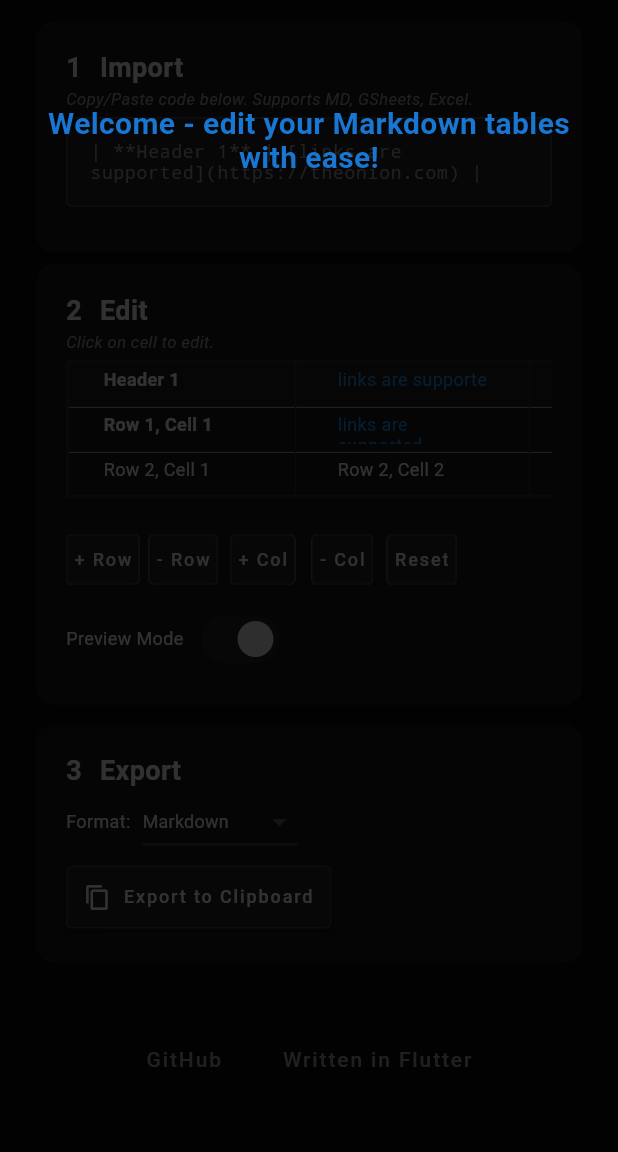
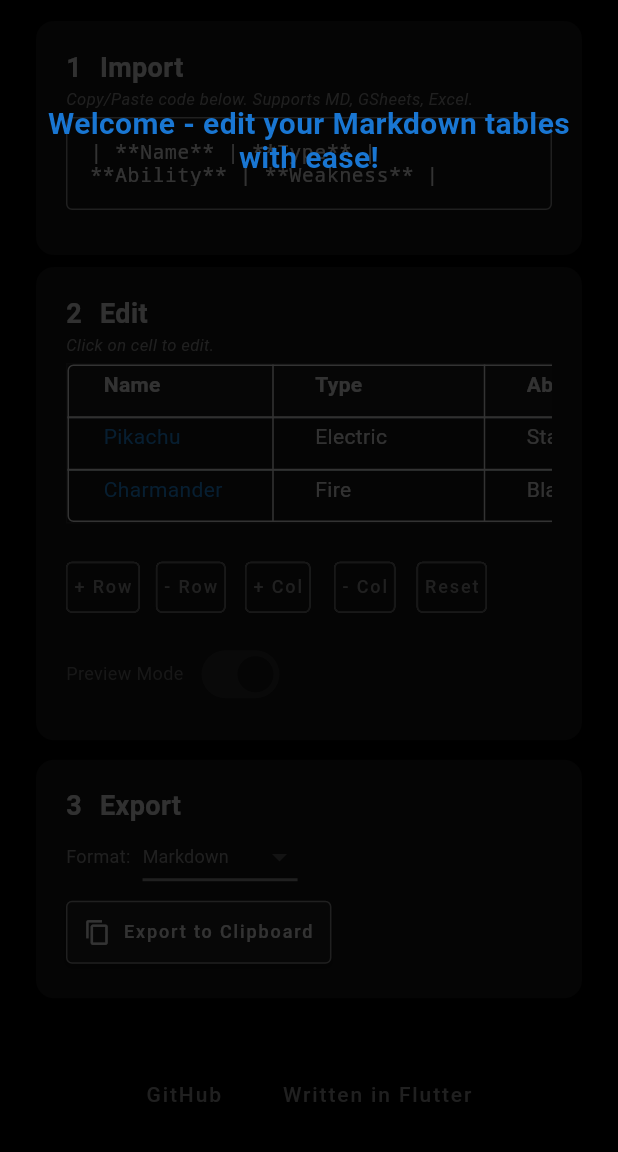
Before and after one commit to philfung/markdown-table-editor, a Flutter app: the screen it shows after launch, on a phone screen of 412 x 824 dp, the part 84-1236 px from its top. Run offline on Flutter 3.47's test engine with Material 3 defaults, Android fonts, the phone set to English and light mode, and no system bars; drawn by our look-alikes of flutter_markdown; our stand-ins replace flutter_svg; missing offline and left inert: dart:html.

Commit message:
fit and finish

```diff
--- a/lib/main.dart
+++ b/lib/main.dart
@@ -1,8 +1,6 @@
 import 'package:flutter/material.dart';
 import 'package:flutter/services.dart';
 import 'package:flutter_svg/flutter_svg.dart';
-import 'package:flutter_markdown/flutter_markdown.dart';
-import 'package:url_launcher/url_launcher.dart';
 import 'data_parser.dart';
 import 'styles.dart';
 import 'widgets/table_card.dart';
@@ -15,11 +13,11 @@ import 'widgets/footer.dart';
 const String appTitle = 'Markdown Table Editor';
 const String onboardingWelcomeMessage = 'Welcome - edit your Markdown tables with ease!';
 List<List<String>> tableDefaultData = [
-  ['**Header 1**', '[links are supported](https://theonion.com)', '**Header 3**'],
-  ['**Row 1, Cell 1**', '[links are supported](https://theonion.com)', 'Row 1, Cell 3'],
-  ['Row 2, Cell 1', 'Row 2, Cell 2', 'Row 2, Cell 3']
+  ['**Name**', '**Type**', '**Ability**', '**Weakness**'],
+  ['[Pikachu](https://pokemondb.net/pokedex/pikachu)', 'Electric', 'Static', 'Ground'],
+  ['[Charmander](https://pokemondb.net/pokedex/charmander)', 'Fire', 'Blaze', 'Water'],
+  // ['[Bulbasaur](https://pokemondb.net/pokedex/bulbasaur)', 'Grass / Poison', 'Overgrow', 'Fire']
 ];
-
 List<List<String>> tableData = tableDefaultData.map((row) => List<String>.from(row)).toList();
 
 enum OnboardingStage {
@@ -118,7 +116,7 @@ class _OnboardingOverlayState extends State<OnboardingOverlay> with SingleTicker
             ? widget.exportButtonKey
             : widget.textFieldKey;
     final String message = widget.stage == OnboardingStage.tableHighlight
-        ? 'Step 2. Touch any cell and edit.'
+        ? 'Step 2. Edit your table.'
         : widget.stage == OnboardingStage.exportHighlight
             ? 'Step 3. Export to your Clipboard.'
             : "Step 1. Paste Markdown.";
@@ -330,7 +328,7 @@ class _TableEditorPageState extends State<TableEditorPage> {
                   ),
                 ),
                 const SizedBox(width: 8),
-                const Text(appTitle, style: TextStyle(color: appBarTextColor, fontWeight: FontWeight.bold, fontSize: appTitleFontSize)),
+                Text(appTitle, style: TextStyle(color: appBarTextColor, fontWeight: FontWeight.bold, fontSize: appTitleFontSize)),
               ],
             ),
           ),
@@ -528,14 +526,14 @@ class _TableEditorPageState extends State<TableEditorPage> {
                   Navigator.of(context).pop();
                   updateExportOutput();
                 },
-                child: const Text('No', style: TextStyle(color: buttonTextColor)),
+                child: Text('No', style: TextStyle(color: buttonTextColor)),
               ),
               TextButton(
                 onPressed: () {
                   Navigator.of(context).pop();
                   _importTableData(data, detectedFormat);
                 },
-                child: const Text('Yes', style: TextStyle(color: buttonTextColor)),
+                child: Text('Yes', style: TextStyle(color: buttonTextColor)),
               ),
             ],
           );
--- a/lib/styles.dart
+++ b/lib/styles.dart
@@ -1,28 +1,33 @@
 // Styling constants for the Markdown Table Editor app
 
 import 'package:flutter/material.dart';
+
+Color whiteColor = Colors.white;
+Color blackColor = Colors.black;
+Color blueColor = Colors.blue;
+Color lightGrayColor = Colors.grey;
+Color mediumGrayColor = Colors.grey.shade600;
+Color darkGrayColor = Colors.grey.shade900;
 
 // Action Chip
 const double actionChipFontSize = 12.0;
 
 // App Bar
 const Color appBarBackgroundColor = Color(0xFF171717); // dark background
-const Color appBarIconColor = Color(0xFFFAFAFA); // white
+Color appBarIconColor = whiteColor; // white
 const double appBarIconSize = 32.0;
-const Color appBarSurfaceTintColor = Colors.blue; // default blue
-const Color appBarTextColor = Color(0xFFFAFAFA); // white
+Color appBarSurfaceTintColor = blueColor;// default blue
+Color appBarTextColor = whiteColor; // white
 const double appTitleFontSize = 22.0;
 
 // Background
-const Color backgroundColor = Color(0xFF0A0A0A); // dark dark
+Color backgroundColor = blackColor; // dark dark
 
 // Buttons
-const Color buttonBackgroundColor = Color(0xFF212121); // dark gray
-const Color buttonBorderColor = Color(0xFF3A3A3A); // light gray
+Color buttonBackgroundColor = darkGrayColor; // dark gray
+Color buttonBorderColor = lightGrayColor; // light gray
 const double buttonBorderRadius = 4.0;
-const Color buttonHighlightedBackgroundColor = Color(0xFFE5E5E5); // very light gray
-const Color buttonHighlightedBorderColor = Color(0xFF717171); // light gray
-const Color buttonTextColor = Color(0xFFF0F0F0); // light gray
+Color buttonTextColor = whiteColor; // light gray
 
 // Cards
 const Color cardBackgroundColor = Color(0xFF171717); // dark background
@@ -31,22 +36,18 @@ const double cardPadding = 20.0;
 const double cardTitleFontSize = 18.0;
 const double cardTitleIconSize = 20.0;
 const Color cardTitleTextColor = Color(0xFFF6F6F6); // white
-const Color cardSubtitleTextColor = Color(0xFFA1A1A1); // light gray
+Color cardSubtitleTextColor = lightGrayColor;// light gray
 const double cardSubtitleFontSize = 11.0;
 const double cardTitleSubtitleSpacing = 5.0;
 // Dividers
 const Color dividerColor = Color(0xFF2E2E2E); // light gray
 
-// Dropdowns
-const Color dropdownBackgroundColor = Color(0xFF212121); // dark gray
-const Color dropdownBorderColor = Color(0xFF434343); // dark gray
-const Color dropdownTextColor = Color(0xFFFAFAFA); // white
-const Color dropdownLabelTextColor = Color(0xFFFAFAFA);
+// Export Card
 const double exportFormatFontSize = 12.0;
 
 // Footer
-const Color footerBackgroundColor = backgroundColor; // dark background
-const Color footerTextColor = cardSubtitleTextColor; // light gray
+Color footerBackgroundColor = backgroundColor; // dark background
+Color footerTextColor = cardSubtitleTextColor; // light gray
 
 // Headers
 const Color headerBackgroundColor = Color(0xFF1F1F1F); // dark gray
@@ -57,36 +58,24 @@ Color onboardingFontColor = Colors.blue.shade700; // light gray
 const double onboardingFontSize = 20.0;
 const double onboardingOpacity = 0.8;
 
-// Text Fields
-const Color placeholderTextColor = Color(0xFFA1A1A1); // light gray
-const Color textFieldBackgroundColor = Color(0xFF212121); // dark gray
-const Color textFieldBorderBackgroundColor = Color(0xFF212121); // dark gray
-const String textFieldFontFamily = 'monospace';
-const double textFieldFontSize = 12.0;
-const int textFieldMaxLines = 3;
-const double textFieldSpacing = 10.0;
-const Color textFieldTextColor = Color(0xFFA1A1A1); // light gray
-
-// Snackbar
-const int snackbarDurationSeconds = 2;
-
-// Switches
-const double switchFontSize = 12.0;
-const Color switchTextColor = Color(0xFFFAFAFA); // white
-
-// Sync Icon
-const Color syncIconColor = Color(0xFFA1A1A1);
-const double syncIconSize = 40.0;
-
 // Tables
+Color tableControlsButtonBorderColor = mediumGrayColor;
+Color tableControlsButtonTextColor = lightGrayColor; // white
+Color tableControlsButtonBackgroundColor = cardBackgroundColor; // dark background
+const Color tableControlsSwitchActiveColor = Color(0xFF171717); // dark background
+const Color tableControlsSwitchActiveTrackColor = Color(0xFF2E2E2E); // light gray
+const Color tableControlsSwitchInactiveThumbColor = Color(0xFFA1A1A1); // light gray
+const Color tableControlsSwitchInactiveTrackColor = Color(0xFF2E2E2E); // light gray
+const double tableControlsSwitchFontSize = 12.0;
+Color tableControlsSwitchTextColor = mediumGrayColor; // white
 const Color tableBorderColor = Color(0xFF2E2E2E); // light gray
-const double tableBorderRadius = 0.0;
-const double tableCellFontSize = 12.0;
-const double tableCellHeight = 20.0;
+const double tableBorderRadius = 4.0;
+const double tableCellFontSize = 14.0;
+const double tableCellHeight = 25.0;
 const double tableCellPadding = 0.0;
-const double tableCellWidth = 100.0;
+const double tableCellWidth = 85.0;
 const Color tableDataRowColor = Color(0xFF2E2E2E); // light gray
-const double tableHeadingRowHeight = 30.0;
+const double tableHeadingRowHeight = 35.0;
 const double tableDataRowMaxHeight = tableHeadingRowHeight;
 const double tableDataRowMinHeight = tableHeadingRowHeight;
 const Color tableHeaderCellBackgroundColor = Color(0xFF1F1F1F); // dark gray
@@ -98,6 +87,25 @@ const double tableIconSize = 35.0;
 const Color tableNormalCellBackgroundColor = Color(0xFF171717); // dark background
 const Color tableTextColor = Color(0xFFF9F9F9); // light gray
 
+// Text Fields
+const Color placeholderTextColor = Color(0xFFA1A1A1); // light gray
+Color textFieldBackgroundColor = cardBackgroundColor; // dark gray
+Color textFieldBorderBackgroundColor = lightGrayColor; // dark gray
+const String textFieldFontFamily = 'monospace';
+const double textFieldFontSize = 13.0;
+const int textFieldMaxLines = 3;
+const double textFieldSpacing = 10.0;
+Color textFieldTextColor = whiteColor;
+
+// Snackbar
+const int snackbarDurationSeconds = 2;
+
+
+// Sync Icon
+const Color syncIconColor = Color(0xFFA1A1A1);
+const double syncIconSize = 40.0;
+
+
 // Theme Data
 ThemeData appTheme = ThemeData(
   colorScheme: ColorScheme.fromSeed(seedColor: Colors.grey),
@@ -106,10 +114,10 @@ ThemeData appTheme = ThemeData(
   cardColor: cardBackgroundColor,
   dividerColor: dividerColor,
   textTheme: Typography().englishLike,
-  inputDecorationTheme: const InputDecorationTheme(
+  inputDecorationTheme: InputDecorationTheme(
     fillColor: textFieldBackgroundColor,
     border: OutlineInputBorder(borderSide: BorderSide(color: textFieldBorderBackgroundColor)),
-    hintStyle: TextStyle(color: placeholderTextColor),
+    hintStyle: const TextStyle(color: placeholderTextColor),
   ),
   elevatedButtonTheme: ElevatedButtonThemeData(
     style: ElevatedButton.styleFrom(
--- a/lib/widgets/export_card.dart
+++ b/lib/widgets/export_card.dart
@@ -54,7 +54,7 @@ class ExportCard extends StatelessWidget {
                 Text(
                   'Format:',
                   style: TextStyle(
-                    color: cardTitleTextColor,
+                    color: cardSubtitleTextColor,
                     fontSize: exportFormatFontSize,
                   ),
                 ),
@@ -68,7 +68,7 @@ class ExportCard extends StatelessWidget {
                       child: Text(
                         DataParser.getFormatDisplayName(format),
                         style: TextStyle(
-                          color: cardTitleTextColor,
+                          color: cardSubtitleTextColor,
                           fontSize: exportFormatFontSize,
                         ),
                       ),
@@ -90,7 +90,7 @@ class ExportCard extends StatelessWidget {
               label: const Text('Export to Clipboard', style: TextStyle(fontSize: actionChipFontSize)),
               style: ElevatedButton.styleFrom(
                 backgroundColor: buttonBackgroundColor,
-                foregroundColor: tableTextColor,
+                foregroundColor: buttonTextColor,
                 padding: const EdgeInsets.symmetric(horizontal: 12, vertical: 12),
                 shape: RoundedRectangleBorder(
                   borderRadius: BorderRadius.circular(buttonBorderRadius),
--- a/lib/widgets/footer.dart
+++ b/lib/widgets/footer.dart
@@ -20,7 +20,7 @@ class Footer extends StatelessWidget {
                 await launchUrl(Uri.parse(url), mode: LaunchMode.externalApplication);
               }
             },
-            child: const Text(
+            child: Text(
               'GitHub',
               style: TextStyle(color: footerTextColor),
             ),
@@ -33,7 +33,7 @@ class Footer extends StatelessWidget {
                 await launchUrl(Uri.parse(url), mode: LaunchMode.externalApplication);
               }
             },
-            child: const Text(
+            child: Text(
               'Written in Flutter',
               style: TextStyle(color: footerTextColor),
             ),
--- a/lib/widgets/import_card.dart
+++ b/lib/widgets/import_card.dart
@@ -71,14 +71,12 @@ class ImportCard extends StatelessWidget {
                 key: textFieldKey,
                 controller: exportController,
                 maxLines: 2,
-                decoration: const InputDecoration(
-                  hintText: 'Paste data here to import or edit text directly. Supports Markdown, CSV, and Google Sheets formats.',
-                  hintStyle: TextStyle(color: textFieldTextColor),
-                  border: OutlineInputBorder(),
+                decoration: InputDecoration(
+                  enabledBorder: OutlineInputBorder(borderSide: BorderSide(color: textFieldBorderBackgroundColor)),
+                  hintText: 'Paste data here to import or edit text directly. Supports Markdown, Excel, and Google Sheets formats.',
                   filled: true,
-                  fillColor: textFieldBackgroundColor,
                 ),
-                style: const TextStyle(fontFamily: textFieldFontFamily, fontSize: textFieldFontSize, color: textFieldTextColor),
+                style: TextStyle(fontFamily: textFieldFontFamily, fontSize: textFieldFontSize, color: textFieldTextColor),
                 onChanged: onTextChanged,
                 onTap: () {
                   if (exportController.text.isNotEmpty) {
--- a/lib/widgets/table_card.dart
+++ b/lib/widgets/table_card.dart
@@ -104,7 +104,7 @@ class TableCard extends StatelessWidget {
               dataRowMinHeight: tableDataRowMinHeight,
               dataRowMaxHeight: tableDataRowMaxHeight,
               headingRowColor: WidgetStateProperty.all(tableHeadingBackgroundColor),
-              border: TableBorder.all(color: tableBorderColor, borderRadius: BorderRadius.circular(tableBorderRadius)),
+              border: TableBorder.all(color: whiteColor, borderRadius: BorderRadius.circular(tableBorderRadius)),
               columns: List.generate(
                 tableData[0].length,
                 (index) => DataColumn(
--- a/lib/widgets/table_controls.dart
+++ b/lib/widgets/table_controls.dart
@@ -30,8 +30,8 @@ class TableControls extends StatelessWidget {
         const SizedBox(height: 10),
         Wrap(
           alignment: WrapAlignment.start,
-          spacing: 5,
-          runSpacing: 5,
+          spacing: 10,
+          runSpacing: 10,
           children: [
             _TableEditorActionChip(label: '+ Row', onPressed: () => onAddRow()),
             _TableEditorActionChip(label: '- Row', onPressed: () => onDeleteRow()),
@@ -42,16 +42,16 @@ class TableControls extends StatelessWidget {
               children: [
                 Text(
                   isPreviewMode ? 'Preview Mode' : 'Edit Mode',
-                  style: TextStyle(color: switchTextColor, fontSize: switchFontSize),
+                  style: TextStyle(color: tableControlsSwitchTextColor, fontSize: tableControlsSwitchFontSize),
                 ),
                 const SizedBox(width: 8),
                 Switch(
                   value: isPreviewMode,
                   onChanged: onModeChanged,
-                  activeColor: buttonHighlightedBackgroundColor,
-                  activeTrackColor: buttonBackgroundColor,
-                  inactiveThumbColor: buttonTextColor,
-                  inactiveTrackColor: buttonBorderColor,
+                  activeColor: tableControlsSwitchActiveColor,
+                  activeTrackColor: tableControlsSwitchActiveTrackColor,
+                  inactiveThumbColor: tableControlsSwitchInactiveThumbColor,
+                  inactiveTrackColor: tableControlsSwitchInactiveTrackColor,
                 ),
               ],
             ),
@@ -69,10 +69,10 @@ class _TableEditorActionChip extends ActionChip {
     required VoidCallback onPressed,
   }) : super(
           key: key,
-          label: Text(label, style: TextStyle(fontSize: actionChipFontSize, color: buttonTextColor)),
+          label: Text(label, style: TextStyle(fontSize: actionChipFontSize, color: tableControlsButtonTextColor)),
           onPressed: onPressed,
-          backgroundColor: buttonBackgroundColor,
-          side: BorderSide(color: buttonBorderColor),
+          backgroundColor: tableControlsButtonBackgroundColor,
+          side: BorderSide(color: tableControlsButtonBorderColor),
           shape: RoundedRectangleBorder(
             borderRadius: BorderRadius.circular(buttonBorderRadius),
           ),
```
